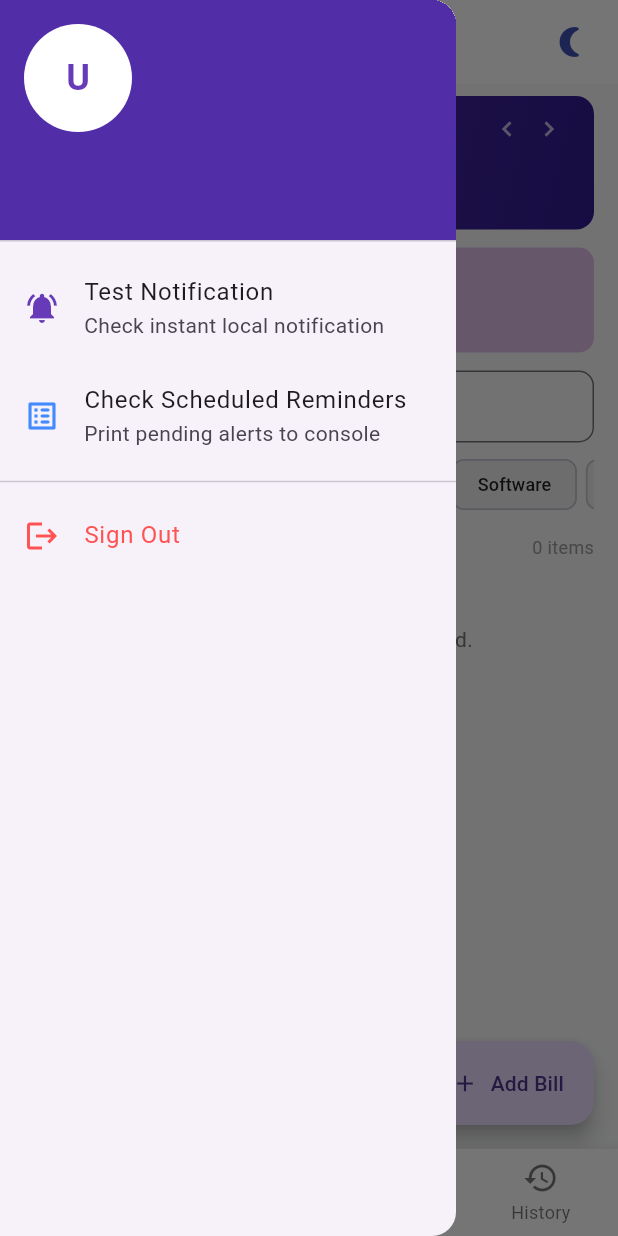
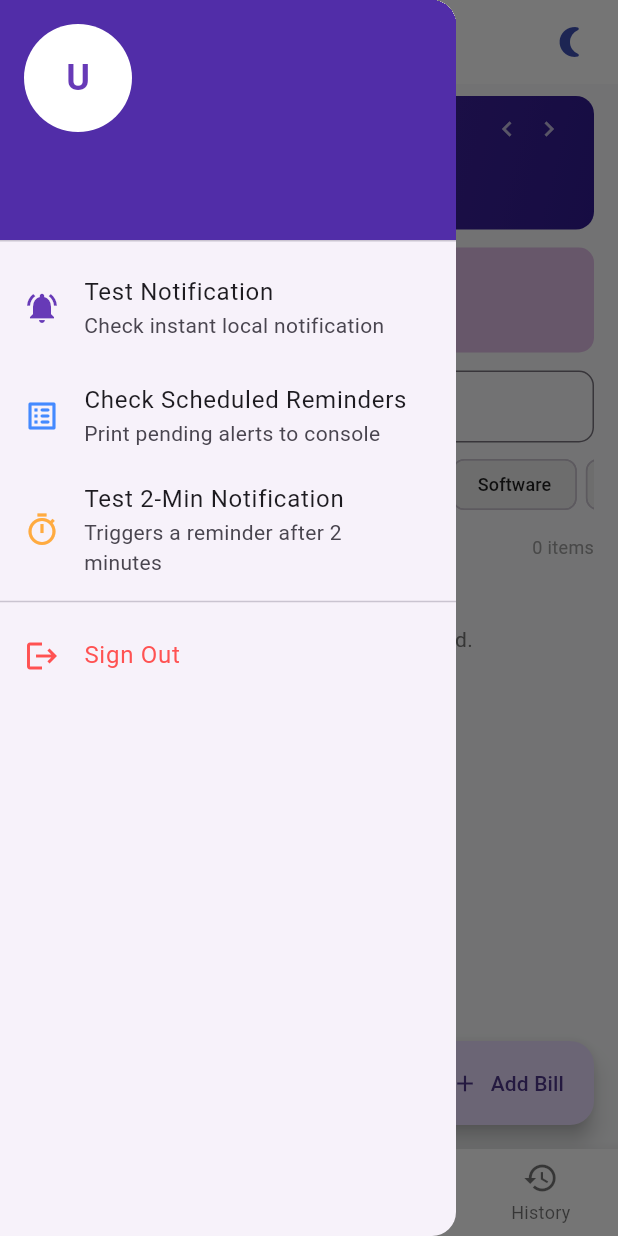
Before and after one commit to agrawalpreetika/DueWise, a Flutter app: the screen it shows once a user with an empty profile is signed in, with the side drawer open, on a phone screen of 412 x 824 dp. Run offline on Flutter 3.47's test engine with Material 3 defaults, Android fonts, the phone set to English and light mode, and no system bars; our stand-ins replace cloud_firestore, firebase_auth, firebase_core, fl_chart, flutter_local_notifications, flutter_riverpod and 4 more; accounts and stored records are empty; generated files the repository leaves out were written again.

Commit message:
some trials

```diff
--- a/lib/main_navigation_screen.dart
+++ b/lib/main_navigation_screen.dart
@@ -8,6 +8,9 @@ import 'features/analytics/payment_history_screen.dart';
 import 'features/subscriptions/subscription_provider.dart';
 import 'features/auth/auth_provider.dart';
 import 'services/notification_service.dart'; // Notification service import added
+
+import 'package:timezone/timezone.dart' as tz;
+import 'package:flutter_local_notifications/flutter_local_notifications.dart';
 
 import 'theme/theme_toggle_button.dart';
 
@@ -132,6 +135,54 @@ class _MainNavigationScreenState extends ConsumerState<MainNavigationScreen> {
             ),
             // ----------------------------------------------------
 
+            // --- 2-MINUTE TEST NOTIFICATION OPTION (NEW) ---
+            ListTile(
+              leading: const Icon(
+                Icons.timer_outlined,
+                color: Colors.orangeAccent,
+              ),
+              title: const Text('Test 2-Min Notification'),
+              subtitle: const Text('Triggers a reminder after 2 minutes'),
+              onTap: () async {
+                Navigator.of(context).pop(); // Close drawer first
+
+                // 2 minute baad ka time set karein
+                final testTime = DateTime.now().add(const Duration(minutes: 2));
+
+                await NotificationService().flutterLocalNotificationsPlugin
+                    .zonedSchedule(
+                      777, // Unique Test ID
+                      '⏰ 2-Minute Test Reminder',
+                      'Aapka ye test notification successfully trigger ho gaya hai!',
+                      tz.TZDateTime.from(testTime, tz.local),
+                      const NotificationDetails(
+                        android: AndroidNotificationDetails(
+                          'duewise_test_channel',
+                          'Test Notifications',
+                          importance: Importance.max,
+                          priority: Priority.high,
+                        ),
+                      ),
+                      androidScheduleMode:
+                          AndroidScheduleMode.exactAllowWhileIdle,
+                      uiLocalNotificationDateInterpretation:
+                          UILocalNotificationDateInterpretation.absoluteTime,
+                      payload: testTime.toString(),
+                    );
+
+                // SnackBar confirmation
+                ScaffoldMessenger.of(context).showSnackBar(
+                  const SnackBar(
+                    content: Text(
+                      'Test notification scheduled! Lock your screen and wait 2 mins.',
+                    ),
+                    duration: Duration(seconds: 3),
+                  ),
+                );
+              },
+            ),
+            // ----------------------------------------------------
+
             const Divider(), // Divider before sign out
 
             ListTile(
--- a/lib/services/notification_service.dart
+++ b/lib/services/notification_service.dart
@@ -56,7 +56,7 @@ class NotificationService {
     print('--- PENDING NOTIFICATIONS (${pendingNotifications.length}) ---');
     for (var notification in pendingNotifications) {
       print(
-        'ID: ${notification.id} | Title: ${notification.title} | Body: ${notification.body}',
+        'ID: ${notification.id} | Title: ${notification.title} | Scheduled Time: ${notification.payload ?? "No Payload"} | Body: ${notification.body}',
       );
     }
   }
@@ -142,6 +142,7 @@ class NotificationService {
           androidScheduleMode: AndroidScheduleMode.exactAllowWhileIdle,
           uiLocalNotificationDateInterpretation:
               UILocalNotificationDateInterpretation.absoluteTime,
+          payload: scheduledTime.toString(),
         );
       }
     }
@@ -243,4 +244,36 @@ class NotificationService {
       details,
     );
   }
+
+  // Schedule a test notification for 2 minutes later
+  Future<void> scheduleInstantTestNotification() async {
+    // Current time se sirf 2 minute baad ka time set karein
+    final testTime = DateTime.now().add(const Duration(minutes: 2));
+
+    const AndroidNotificationDetails androidDetails =
+        AndroidNotificationDetails(
+          'duewise_test_channel',
+          'Test Notifications',
+          channelDescription: 'Testing background notification delivery',
+          importance: Importance.max,
+          priority: Priority.high,
+        );
+
+    const NotificationDetails details = NotificationDetails(
+      android: androidDetails,
+    );
+
+    await flutterLocalNotificationsPlugin.zonedSchedule(
+      888, // Unique Test ID
+      '⏰ 2-Minute Test Reminder',
+      'Aapka ye test notification successfully trigger ho gaya hai!',
+      tz.TZDateTime.from(testTime, tz.local),
+      details,
+      androidScheduleMode: AndroidScheduleMode.exactAllowWhileIdle,
+      uiLocalNotificationDateInterpretation:
+          UILocalNotificationDateInterpretation.absoluteTime,
+    );
+
+    print("Test notification scheduled for: $testTime");
+  }
 }
```
Also changed, not shown: 1 other file.
